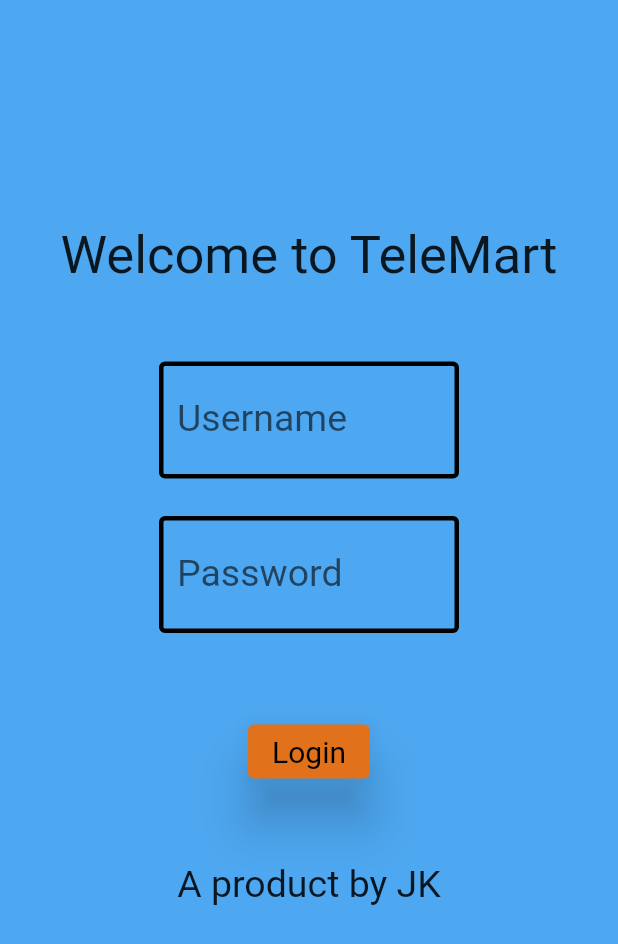
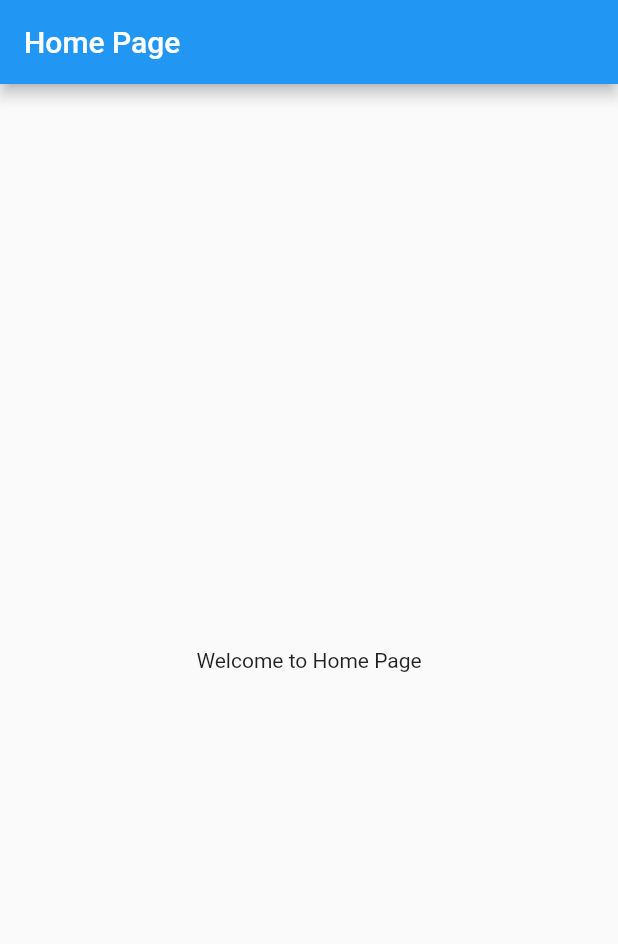
Before and after one commit to jatin263/TeleMart-Flutter, a Flutter app: the screen it shows after launch, after a tap on "Login", on a phone screen of 412 x 824 dp. Shown: the top 944 px of the screen. Run offline on Flutter 3.47's test engine with Material 2 defaults, Android fonts, the phone set to English and light mode, and no system bars.

Commit message:
route added

```diff
--- a/lib/home.dart
+++ b/lib/home.dart
@@ -0,0 +1,24 @@
+import 'package:flutter/material.dart';
+import 'package:flutter/src/widgets/framework.dart';
+import 'package:flutter/src/widgets/placeholder.dart';
+
+class HomePage extends StatefulWidget {
+  const HomePage({super.key});
+
+  @override
+  State<HomePage> createState() => _HomePageState();
+}
+
+class _HomePageState extends State<HomePage> {
+  @override
+  Widget build(BuildContext context) {
+    return Scaffold(
+      appBar: AppBar(
+        title: Text("Home Page"),
+      ),
+      body: Center(
+        child: Text("Welcome to Home Page"),
+      ),
+    );
+  }
+}
--- a/lib/main.dart
+++ b/lib/main.dart
@@ -1,23 +1,15 @@
 import 'package:flutter/material.dart';
+import 'package:telemart/home.dart';
+import 'package:telemart/route.dart';
 
 void main() {
-  runApp(const MyApp());
-}
-
-class MyApp extends StatelessWidget {
-  const MyApp({super.key});
-
-  // This widget is the root of your application.
-  @override
-  Widget build(BuildContext context) {
-    return MaterialApp(
-      title: 'Flutter Demo',
-      theme: ThemeData(
-        primarySwatch: Colors.blue,
-      ),
-      home: const MyHomePage(title: 'Flutter Demo Home Page'),
-    );
-  }
+  runApp(MaterialApp(
+    initialRoute: RouteApp.loginPage,
+    routes: {
+      "/": ((context) => MyHomePage(title: "Telemart")),
+      RouteApp.homePage: (context) => HomePage(),
+    },
+  ));
 }
 
 class MyHomePage extends StatefulWidget {
@@ -29,51 +21,40 @@ class MyHomePage extends StatefulWidget {
 }
 
 class _MyHomePageState extends State<MyHomePage> {
-  int _counter = 0;
+  @override
+  Widget build(BuildContext context) {
+    TextEditingController usernameController = new TextEditingController();
+    TextEditingController passwordController = new TextEditingController();
 
-  var nameController;
-
-  void _incrementCounter() {
-    setState(() {
-      // This call to setState tells the Flutter framework that something has
-      // changed in this State, which causes it to rerun the build method below
-      // so that the display can reflect the updated values. If we changed
-      // _counter without calling setState(), then the build method would not be
-      // called again, and so nothing would appear to happen.
-      _counter++;
-    });
+    void myFunction() {
+      print("Here");
+      Navigator.popAndPushNamed(context, RouteApp.homePage);
     }
 
-  @override
-  Widget build(BuildContext context) {
-    // This method is rerun every time setState is called, for instance as done
-    // by the _incrementCounter method above.
-    //
-    // The Flutter framework has been optimized to make rerunning build methods
-    // fast, so that you can just rebuild anything that needs updating rather
-    // than having to individually change instances of widgets.
     return Scaffold(
       backgroundColor: Color.fromRGBO(78, 168, 241, 1),
       body: Center(
-        // Center is a layout widget. It takes a single child and positions it
-        // in the middle of the parent.
         child: Column(
           children: [
             Padding(
-                padding: EdgeInsets.only(top: 150, bottom: 50),
+                padding: EdgeInsets.only(top: 120, bottom: 50),
                 child: Text(
                   "Welcome to TeleMart",
                   style: TextStyle(fontSize: 35),
                   textAlign: TextAlign.center,
                 )),
+            SingleChildScrollView(
+              scrollDirection: Axis.vertical,
+              child: Column(children: [
                 Container(
-              padding: EdgeInsets.only(bottom: 50),
+                  height: 200,
+                  padding: EdgeInsets.only(bottom: 0),
                   width: 200,
                   child: Column(children: [
                     Padding(
-                  padding: EdgeInsets.only(bottom: 25),
+                      padding: EdgeInsets.only(bottom: 0),
                       child: TextField(
-                    controller: nameController,
+                        controller: usernameController,
                         decoration: InputDecoration(
                           fillColor: Colors.white,
                           focusedBorder: OutlineInputBorder(
@@ -81,8 +62,8 @@ class _MyHomePageState extends State<MyHomePage> {
                                   width: 3,
                                   color: Color.fromRGBO(247, 244, 244, 1))),
                           enabledBorder: OutlineInputBorder(
-                          borderSide:
-                              const BorderSide(width: 3, color: Colors.black)),
+                              borderSide: const BorderSide(
+                                  width: 3, color: Colors.black)),
                           labelText: 'Username',
                         ),
                         style: TextStyle(
@@ -92,12 +73,12 @@ class _MyHomePageState extends State<MyHomePage> {
                       ),
                     ),
                     Padding(
-                  padding: EdgeInsets.only(bottom: 55),
+                      padding: EdgeInsets.only(bottom: 1),
                       child: TextField(
                         obscureText: true,
                         enableSuggestions: false,
                         autocorrect: false,
-                    controller: nameController,
+                        controller: passwordController,
                         decoration: InputDecoration(
                           fillColor: Colors.white,
                           focusedBorder: OutlineInputBorder(
@@ -105,24 +86,22 @@ class _MyHomePageState extends State<MyHomePage> {
                                   width: 3,
                                   color: Color.fromRGBO(255, 255, 255, 1.0))),
                           enabledBorder: OutlineInputBorder(
-                          borderSide:
-                              const BorderSide(width: 3, color: Colors.black)),
+                              borderSide: const BorderSide(
+                                  width: 3, color: Colors.black)),
                           labelText: 'Password',
                         ),
                         style: TextStyle(
-                        height: 1.5,
                             color: Color.fromARGB(255, 245, 246, 245),
                             fontSize: 25),
                       ),
                     ),
                     ElevatedButton(
-                  onPressed: () {},
-                  // style: ButtonStyle(elevation: MaterialStateProperty(12.0 )),
+                      onPressed: () => myFunction(),
                       style: ElevatedButton.styleFrom(
                           backgroundColor: Color.fromARGB(255, 226, 113, 27),
                           elevation: 15.0,
-                      textStyle:
-                          const TextStyle(color: Colors.black, fontSize: 20)),
+                          textStyle: const TextStyle(
+                              color: Colors.black, fontSize: 20)),
                       child: const Text(
                         'Login',
                         style: TextStyle(color: Colors.black),
@@ -130,16 +109,19 @@ class _MyHomePageState extends State<MyHomePage> {
                     ),
                   ]),
                 ),
-            Flexible(
+              ]),
+            ),
+            Align(
+              alignment: Alignment.bottomCenter,
               child: Text(
-              "A product by JK",
-              style: TextStyle(fontSize: 25),
+                "Product by JK",
+                style: TextStyle(fontSize: 15),
                 textAlign: TextAlign.center,
-            ))
+              ),
+            )
           ],
         ),
       ),
-      // This trailing comma makes auto-formatting nicer for build methods.
     );
   }
 }
--- /dev/null
+++ b/lib/route.dart
@@ -0,0 +1,4 @@
+class RouteApp {
+  static String loginPage = "/";
+  static String homePage = "/Home";
+}
```
Lines whose indentation alone changed are shown as unchanged.
